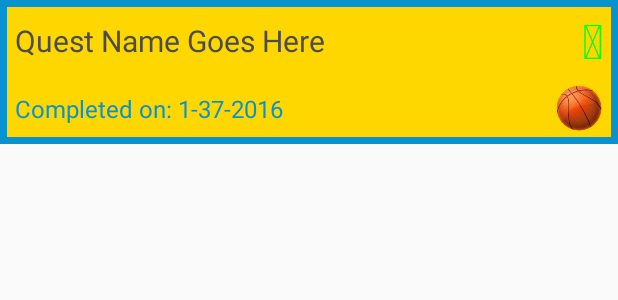
After one commit to greeddiscient/Saiyan, an Android app: the layout questhistoryview.xml on its own in the app's theme, with its tools: preview values and no code run, on a phone screen of 412 x 824 dp. The commit adds this screen. Shown: the top 300 px of the screen. Run offline under Robolectric (Android 15) with nearby library versions, the phone set to English and light mode, and no system bars.

Commit message:
added quest history log

```diff
--- a/app/src/main/AndroidManifest.xml
+++ b/app/src/main/AndroidManifest.xml
@@ -11,7 +11,6 @@
         <activity
             android:name=".MainActivity"
             android:screenOrientation="portrait">
-
             <intent-filter>
                 <action android:name="android.intent.action.MAIN" />
 
@@ -19,7 +18,8 @@
             </intent-filter>
         </activity>
         <activity android:name=".NewQuestActivity" />
-        <activity android:name=".QuestDetailsActivity"></activity>
+        <activity android:name=".QuestDetailsActivity" />
+        <activity android:name=".QuestHistoryActivity"></activity>
     </application>
 
 </manifest>
--- /dev/null
+++ b/app/src/main/res/layout/questhistoryview.xml
@@ -0,0 +1,58 @@
+<?xml version="1.0" encoding="utf-8"?>
+<LinearLayout xmlns:android="http://schemas.android.com/apk/res/android"
+    android:orientation="vertical" android:layout_width="match_parent"
+    android:layout_height="wrap_content"
+    android:background="@drawable/border">
+    <RelativeLayout
+        android:layout_width="match_parent"
+        android:layout_height="wrap_content"
+        android:layout_marginTop="5dp">
+        <TextView
+            android:id="@+id/questname"
+            android:layout_width="wrap_content"
+            android:layout_height="wrap_content"
+            android:layout_marginLeft="10dp"
+            android:layout_marginRight="10dp"
+            android:layout_centerVertical="true"
+            android:layout_alignParentStart="true"
+            android:layout_toLeftOf="@+id/deletequest"
+            android:textColor="#4c4c4c"
+            android:textSize="20dp"
+            android:text="Quest Name Goes Here" />
+        <TextView
+            android:id="@+id/questcompletedicon"
+            android:layout_width="wrap_content"
+            android:layout_height="wrap_content"
+            android:layout_marginRight="10dp"
+            android:text="&#xf00c;"
+            android:textSize="32dp"
+            android:textColor="#00ff00"
+            android:layout_centerVertical="true"
+            android:layout_alignParentEnd="true" />
+    </RelativeLayout>
+
+    <RelativeLayout
+        android:layout_width="match_parent"
+        android:layout_height="wrap_content">
+        <TextView
+            android:id="@+id/datecompleted"
+            android:layout_width="wrap_content"
+            android:layout_height="wrap_content"
+            android:layout_centerVertical="true"
+            android:layout_alignParentStart="true"
+            android:layout_marginLeft="10dp"
+            android:text="Completed on: 1-37-2016"
+            android:textColor="#0892D0"
+            android:textSize="16dp" />
+        <ImageView
+            android:id="@+id/category"
+            android:layout_width="32dp"
+            android:layout_height="32dp"
+            android:layout_marginBottom="15dp"
+            android:layout_marginRight="10dp"
+            android:src="@drawable/basketball"
+            android:layout_centerVertical="true"
+            android:layout_alignParentEnd="true" />
+    </RelativeLayout>
+
+</LinearLayout>
```
Also changed, not shown: app/src/main/java/com/example/djurus/saiyan/MainActivity.java (+28 -5 lines), app/src/main/java/com/example/djurus/saiyan/Quest.java (+9 -1 lines), app/src/main/java/com/example/djurus/saiyan/QuestDetailsActivity.java (+16 -7 lines), app/src/main/java/com/example/djurus/saiyan/QuestHistoryActivity.java (added, +106 -0 lines), app/src/main/res/layout/activity_quest_history.xml (renamed from app/src/main/res/layout/activity_main.xml, +17 -38 lines).
